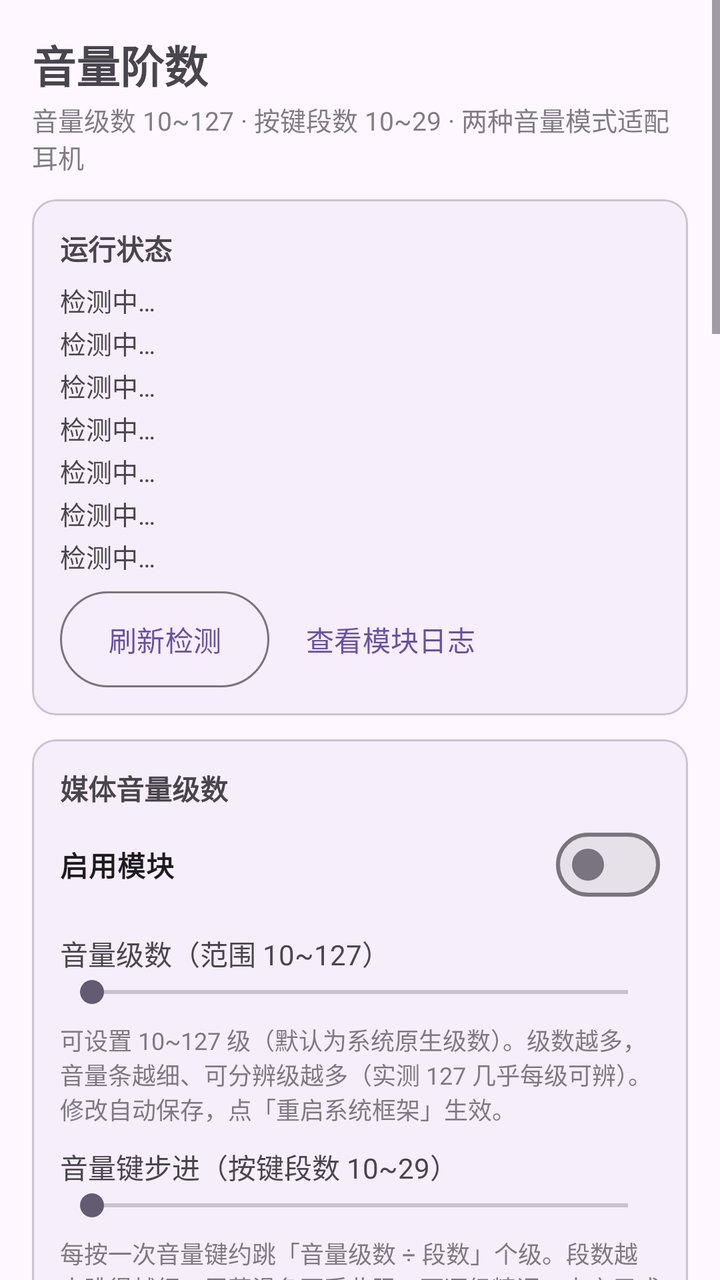
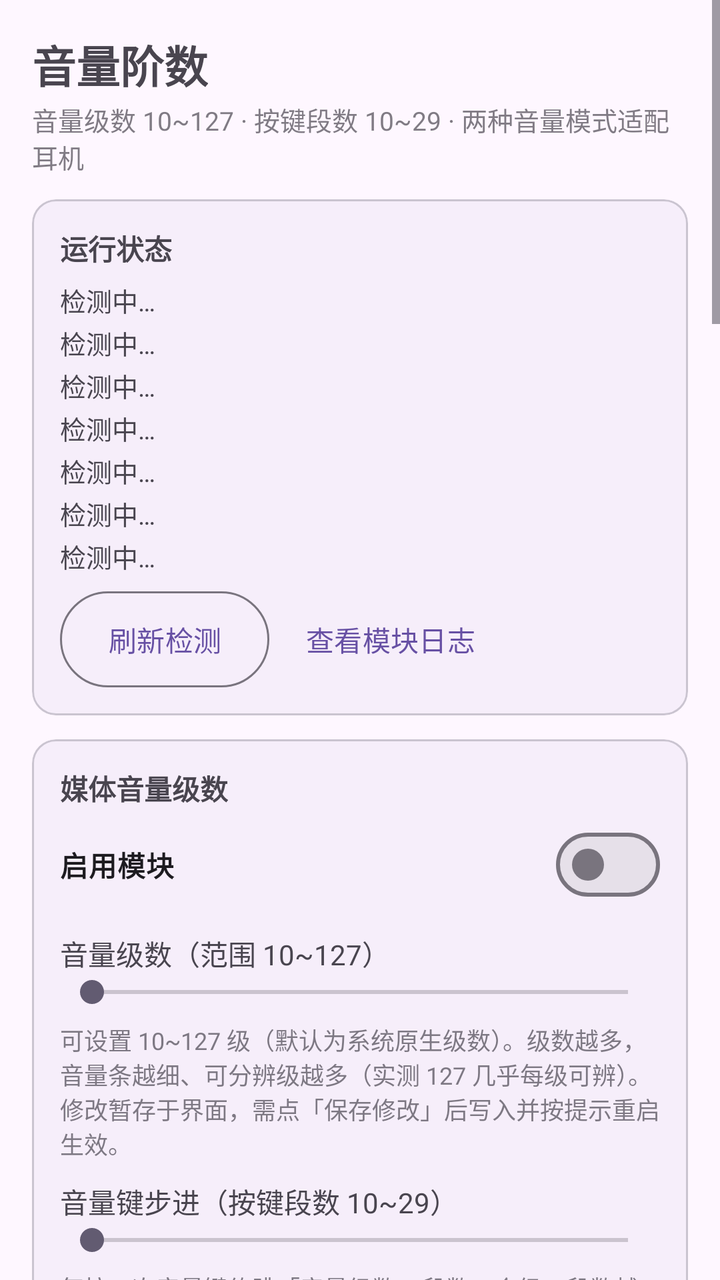

Compare the two renders of this Android layout. The source of the first and the diff that turns it into the second are given below.
<!-- AndroidManifest.xml: application theme Theme.VolumeControl -->
<!-- res/layout/activity_main.xml -->
<?xml version="1.0" encoding="utf-8"?>
<ScrollView xmlns:android="http://schemas.android.com/apk/res/android"
    xmlns:app="http://schemas.android.com/apk/res-auto"
    android:layout_width="match_parent"
    android:layout_height="match_parent"
    android:fitsSystemWindows="true"
    android:fillViewport="true">

    <LinearLayout
        android:layout_width="match_parent"
        android:layout_height="wrap_content"
        android:orientation="vertical"
        android:padding="16dp">

        <TextView
            android:layout_width="wrap_content"
            android:layout_height="wrap_content"
            android:text="@string/app_name"
            android:textSize="22sp"
            android:textStyle="bold" />

        <TextView
            android:layout_width="wrap_content"
            android:layout_height="wrap_content"
            android:layout_marginTop="2dp"
            android:alpha="0.7"
            android:text="@string/app_subtitle"
            android:textSize="13sp" />

        
        <com.google.android.material.card.MaterialCardView
            android:layout_width="match_parent"
            android:layout_height="wrap_content"
            android:layout_marginTop="12dp"
            app:cardCornerRadius="12dp"
            app:cardElevation="1dp">

            <LinearLayout
                android:layout_width="match_parent"
                android:layout_height="wrap_content"
                android:orientation="vertical"
                android:padding="14dp">

                <TextView
                    android:layout_width="wrap_content"
                    android:layout_height="wrap_content"
                    android:text="@string/sec_status"
                    android:textStyle="bold" />

                <TextView
                    android:id="@+id/tvStatusRoot"
                    android:layout_width="match_parent"
                    android:layout_height="wrap_content"
                    android:layout_marginTop="6dp"
                    android:text="@string/status_detecting"
                    android:textSize="13sp" />

                <TextView
                    android:id="@+id/tvStatusLsposed"
                    android:layout_width="match_parent"
                    android:layout_height="wrap_content"
                    android:layout_marginTop="2dp"
                    android:text="@string/status_detecting"
                    android:textSize="13sp" />

                <TextView
                    android:id="@+id/tvStatusVolume"
                    android:layout_width="match_parent"
                    android:layout_height="wrap_content"
                    android:layout_marginTop="2dp"
                    android:text="@string/status_detecting"
                    android:textSize="13sp" />

                <TextView
                    android:id="@+id/tvStatusModule"
                    android:layout_width="match_parent"
                    android:layout_height="wrap_content"
                    android:layout_marginTop="2dp"
                    android:text="@string/status_detecting"
                    android:textSize="13sp" />

                <TextView
                    android:id="@+id/tvStatusBt"
                    android:layout_width="match_parent"
                    android:layout_height="wrap_content"
                    android:layout_marginTop="2dp"
                    android:text="@string/status_detecting"
                    android:textSize="13sp" />

                <TextView
                    android:id="@+id/tvStatusConfig"
                    android:layout_width="match_parent"
                    android:layout_height="wrap_content"
                    android:layout_marginTop="2dp"
                    android:text="@string/status_detecting"
                    android:textSize="13sp" />

                <TextView
                    android:id="@+id/tvStatusAv"
                    android:layout_width="match_parent"
                    android:layout_height="wrap_content"
                    android:layout_marginTop="2dp"
                    android:text="@string/status_detecting"
                    android:textSize="13sp" />

                <LinearLayout
                    android:layout_width="match_parent"
                    android:layout_height="wrap_content"
                    android:layout_marginTop="8dp"
                    android:orientation="horizontal">

                    <com.google.android.material.button.MaterialButton
                        android:id="@+id/btnRefresh"
                        style="@style/Widget.Material3.Button.OutlinedButton"
                        android:layout_width="wrap_content"
                        android:layout_height="wrap_content"
                        android:insetTop="0dp"
                        android:insetBottom="0dp"
                        android:text="@string/btn_refresh" />

                    <com.google.android.material.button.MaterialButton
                        android:id="@+id/btnLogs"
                        style="@style/Widget.Material3.Button.TextButton"
                        android:layout_width="wrap_content"
                        android:layout_height="wrap_content"
                        android:layout_marginStart="6dp"
                        android:insetTop="0dp"
                        android:insetBottom="0dp"
                        android:text="@string/btn_logs" />
                </LinearLayout>
            </LinearLayout>
        </com.google.android.material.card.MaterialCardView>

        
        <com.google.android.material.card.MaterialCardView
            android:layout_width="match_parent"
            android:layout_height="wrap_content"
            android:layout_marginTop="12dp"
            app:cardCornerRadius="12dp"
            app:cardElevation="1dp">

            <LinearLayout
                android:layout_width="match_parent"
                android:layout_height="wrap_content"
                android:orientation="vertical"
                android:padding="14dp">

                <TextView
                    android:layout_width="wrap_content"
                    android:layout_height="wrap_content"
                    android:text="@string/sec_media"
                    android:textStyle="bold" />

                <com.google.android.material.materialswitch.MaterialSwitch
                    android:id="@+id/switchEnable"
                    android:layout_width="match_parent"
                    android:layout_height="wrap_content"
                    android:layout_marginTop="4dp"
                    android:text="@string/label_enable"
                    android:textStyle="bold" />

                <TextView
                    android:id="@+id/tvMediaSteps"
                    android:layout_width="match_parent"
                    android:layout_height="wrap_content"
                    android:layout_marginTop="10dp"
                    android:textSize="14sp"
                    android:text="@string/label_media_steps_default" />

                <SeekBar
                    android:id="@+id/seekMediaSteps"
                    android:layout_width="match_parent"
                    android:layout_height="wrap_content"
                    android:max="117" />

                <TextView
                    android:layout_width="match_parent"
                    android:layout_height="wrap_content"
                    android:layout_marginTop="6dp"
                    android:alpha="0.7"
                    android:text="@string/media_hint"
                    android:textSize="12sp" />

                <TextView
                    android:id="@+id/tvKeySteps"
                    android:layout_width="match_parent"
                    android:layout_height="wrap_content"
                    android:layout_marginTop="10dp"
                    android:textSize="14sp"
                    android:text="@string/label_key_steps_default" />

                <SeekBar
                    android:id="@+id/seekKeySteps"
                    android:layout_width="match_parent"
                    android:layout_height="wrap_content"
                    android:max="19" />

                <TextView
                    android:layout_width="match_parent"
                    android:layout_height="wrap_content"
                    android:layout_marginTop="6dp"
                    android:alpha="0.7"
                    android:text="@string/key_steps_hint"
                    android:textSize="12sp" />
            </LinearLayout>
        </com.google.android.material.card.MaterialCardView>

        
        <com.google.android.material.card.MaterialCardView
            android:layout_width="match_parent"
            android:layout_height="wrap_content"
            android:layout_marginTop="12dp"
            app:cardCornerRadius="12dp"
            app:cardElevation="1dp">

            <LinearLayout
                android:layout_width="match_parent"
                android:layout_height="wrap_content"
                android:orientation="vertical"
                android:padding="14dp">

                <TextView
                    android:layout_width="wrap_content"
                    android:layout_height="wrap_content"
                    android:text="@string/sec_bt_range"
                    android:textStyle="bold" />

                
                <com.google.android.material.chip.ChipGroup
                    android:id="@+id/chipGroupRange"
                    android:layout_width="match_parent"
                    android:layout_height="wrap_content"
                    android:layout_marginTop="10dp"
                    app:selectionRequired="true"
                    app:singleSelection="true">

                    <com.google.android.material.chip.Chip
                        android:id="@+id/chipModeA"
                        style="@style/Widget.Material3.Chip.Filter"
                        android:layout_width="wrap_content"
                        android:layout_height="wrap_content"
                        android:text="@string/tab_mode_a" />

                    <com.google.android.material.chip.Chip
                        android:id="@+id/chipModeB"
                        style="@style/Widget.Material3.Chip.Filter"
                        android:layout_width="wrap_content"
                        android:layout_height="wrap_content"
                        android:text="@string/tab_mode_b" />

                    <com.google.android.material.chip.Chip
                        android:id="@+id/chipWired"
                        style="@style/Widget.Material3.Chip.Filter"
                        android:layout_width="wrap_content"
                        android:layout_height="wrap_content"
                        android:text="@string/target_wired" />

                    <com.google.android.material.chip.Chip
                        android:id="@+id/chipDefault"
                        style="@style/Widget.Material3.Chip.Filter"
                        android:layout_width="wrap_content"
                        android:layout_height="wrap_content"
                        android:text="@string/tab_default" />
                </com.google.android.material.chip.ChipGroup>

                
                <LinearLayout
                    android:id="@+id/groupRangeEditor"
                    android:layout_width="match_parent"
                    android:layout_height="wrap_content"
                    android:orientation="vertical">

                    <TextView
                        android:id="@+id/tvSummary"
                        android:layout_width="match_parent"
                        android:layout_height="wrap_content"
                        android:layout_marginTop="10dp"
                        android:textSize="13sp" />

                    
                    <LinearLayout
                        android:id="@+id/groupRangeEditors"
                        android:layout_width="match_parent"
                        android:layout_height="wrap_content"
                        android:orientation="vertical">

                    <TextView
                        android:layout_width="wrap_content"
                        android:layout_height="wrap_content"
                        android:layout_marginTop="10dp"
                        android:text="@string/sec_curve"
                        android:textStyle="bold" />

                    <RadioGroup
                        android:id="@+id/radioCurveType"
                        android:layout_width="match_parent"
                        android:layout_height="wrap_content"
                        android:layout_marginTop="4dp"
                        android:orientation="vertical">

                        <RadioButton
                            android:id="@+id/radioCurveLog"
                            android:layout_width="match_parent"
                            android:layout_height="wrap_content"
                            android:minHeight="36dp"
                            android:text="@string/curve_log" />

                        <RadioButton
                            android:id="@+id/radioCurveLinear"
                            android:layout_width="match_parent"
                            android:layout_height="wrap_content"
                            android:minHeight="36dp"
                            android:text="@string/curve_linear" />

                        <RadioButton
                            android:id="@+id/radioCurveSqrt"
                            android:layout_width="match_parent"
                            android:layout_height="wrap_content"
                            android:minHeight="36dp"
                            android:text="@string/curve_sqrt" />
                    </RadioGroup>

                    <TextView
                        android:layout_width="match_parent"
                        android:layout_height="wrap_content"
                        android:layout_marginTop="2dp"
                        android:alpha="0.7"
                        android:text="@string/curve_hint"
                        android:textSize="12sp" />

                    <TextView
                        android:id="@+id/tvMinAbs"
                        android:layout_width="match_parent"
                        android:layout_height="wrap_content"
                        android:layout_marginTop="6dp"
                        android:textSize="14sp" />

                    <SeekBar
                        android:id="@+id/seekMinAbs"
                        android:layout_width="match_parent"
                        android:layout_height="wrap_content"
                        android:max="127" />

                    <TextView
                        android:id="@+id/tvMaxAbs"
                        android:layout_width="match_parent"
                        android:layout_height="wrap_content"
                        android:textSize="14sp" />

                    <SeekBar
                        android:id="@+id/seekMaxAbs"
                        android:layout_width="match_parent"
                        android:layout_height="wrap_content"
                        android:max="127" />

                    <TextView
                        android:id="@+id/tvRangeHint"
                        android:layout_width="match_parent"
                        android:layout_height="wrap_content"
                        android:alpha="0.7"
                        android:text="@string/range_hint"
                        android:textSize="12sp" />
                    </LinearLayout>

                    
                    <LinearLayout
                        android:id="@+id/groupRangePreview"
                        android:layout_width="match_parent"
                        android:layout_height="wrap_content"
                        android:orientation="vertical">

                    <com.xiefeihong.volumecontrol.CurveChartView
                        android:id="@+id/curveChart"
                        android:layout_width="match_parent"
                        android:layout_height="180dp"
                        android:layout_marginTop="8dp" />

                    <TextView
                        android:id="@+id/tvRangeMapping"
                        android:layout_width="match_parent"
                        android:layout_height="wrap_content"
                        android:layout_marginTop="10dp"
                        android:fontFamily="monospace"
                        android:textSize="11sp" />
                    </LinearLayout>
                </LinearLayout>
            </LinearLayout>
        </com.google.android.material.card.MaterialCardView>

        
        <com.google.android.material.card.MaterialCardView
            android:layout_width="match_parent"
            android:layout_height="wrap_content"
            android:layout_marginTop="12dp"
            app:cardCornerRadius="12dp"
            app:cardElevation="1dp">

            <LinearLayout
                android:layout_width="match_parent"
                android:layout_height="wrap_content"
                android:orientation="vertical"
                android:padding="14dp">

                <TextView
                    android:layout_width="wrap_content"
                    android:layout_height="wrap_content"
                    android:text="@string/sec_actions"
                    android:textStyle="bold" />

                <TextView
                    android:id="@+id/tvPending"
                    android:layout_width="match_parent"
                    android:layout_height="wrap_content"
                    android:layout_marginTop="6dp"
                    android:textSize="13sp" />

                <com.google.android.material.button.MaterialButton
                    android:id="@+id/btnRestartBt"
                    style="@style/Widget.Material3.Button.OutlinedButton"
                    android:layout_width="match_parent"
                    android:layout_height="wrap_content"
                    android:layout_marginTop="8dp"
                    android:text="@string/btn_restart_bt" />

                <com.google.android.material.button.MaterialButton
                    android:id="@+id/btnApplyRestart"
                    android:layout_width="match_parent"
                    android:layout_height="wrap_content"
                    android:layout_marginTop="6dp"
                    android:text="@string/btn_apply_restart" />

                <com.google.android.material.button.MaterialButton
                    android:id="@+id/btnReset"
                    style="@style/Widget.Material3.Button.OutlinedButton"
                    android:layout_width="match_parent"
                    android:layout_height="wrap_content"
                    android:layout_marginTop="6dp"
                    android:text="@string/btn_reset" />

                <TextView
                    android:layout_width="match_parent"
                    android:layout_height="wrap_content"
                    android:layout_marginTop="10dp"
                    android:alpha="0.7"
                    android:text="@string/ops_hint"
                    android:textSize="12sp" />
            </LinearLayout>
        </com.google.android.material.card.MaterialCardView>

        
        <com.google.android.material.card.MaterialCardView
            android:layout_width="match_parent"
            android:layout_height="wrap_content"
            android:layout_marginTop="12dp"
            android:layout_marginBottom="16dp"
            app:cardCornerRadius="12dp"
            app:cardElevation="1dp">

            <LinearLayout
                android:layout_width="match_parent"
                android:layout_height="wrap_content"
                android:orientation="vertical"
                android:padding="14dp">

                <TextView
                    android:layout_width="wrap_content"
                    android:layout_height="wrap_content"
                    android:text="@string/sec_guide"
                    android:textStyle="bold" />

                <TextView
                    android:layout_width="match_parent"
                    android:layout_height="wrap_content"
                    android:layout_marginTop="6dp"
                    android:lineSpacingExtra="3dp"
                    android:text="@string/guide_text"
                    android:textSize="13sp" />
            </LinearLayout>
        </com.google.android.material.card.MaterialCardView>
    </LinearLayout>
</ScrollView>
<!-- resources referenced by this layout -->
<resources>
  <string name="app_name">音量阶数</string>
  <string name="app_subtitle">音量级数 10~127 · 按键段数 10~29 · 两种音量模式适配耳机</string>
  <string name="btn_apply_restart">重启系统框架（音量级数修改后）</string>
  <string name="btn_logs">查看模块日志</string>
  <string name="btn_refresh">刷新检测</string>
  <string name="btn_reset">恢复系统默认（关闭模块）</string>
  <string name="btn_restart_bt">重启蓝牙 (模式/音量范围调整后)</string>
  <string name="curve_hint" formatted="false">选择档位到音量范围的映射分布；三者第 1 档=最小音量、最高档=最大音量。模式A/B 与耳机模式的曲线各自独立保存。</string>
  <string name="curve_linear">线性区间（每档等量）</string>
  <string name="curve_log">对数区间（等比倍增，默认）</string>
  <string name="curve_sqrt">平方根区间（低音量增强）</string>
  <string name="guide_text" formatted="false">1. 在 LSPosed 中启用本模块，然后重启系统框架（本页按钮即可）。\n
  2. 媒体音量级数：可设置 10~127 级（HyperOS 原生默认 15），级数即音量条的可分辨精度，只影响媒体流（音乐/视频）；修改级数后点「重启系统框架」，期间黑屏属正常现象。音量键步进（10~29 段）控制每按一次音量键跳过的级数（约＝级数÷段数），只影响按键、不影响屏幕拖动。\n
  3. 模式A（默认，保持绝对音量）：蓝牙耳机保持绝对音量控制，手机系统音量线性不变。档位经可选曲线（线性/对数/平方根）映射为 AVRCP 音量（0~127）：第 1 档=最小音量、最高档=最大音量；最小音量设为 0 时，第 1 档自动取最大音量约 15% 作为可闻下限（自适应耳机量程）。\n
  4. 模式B（低音量问题首选）：停用蓝牙绝对音量，由手机端软件衰减音频信号，耳机固定自身硬件音量；音量范围仅对蓝牙生效。\n
  5. 音量范围：蓝牙模式A/B 各自独立保存；插入有线耳机或使用外放时自动走「耳机模式」的独立范围（最小/最大/曲线），与蓝牙模式无关。\n
  6. 生效方式：修改自动保存。切换模式或调整音量范围后需点「重启蓝牙」生效；仅音量级数修改后需点「重启系统框架」（音量键步进即时生效）。\n
  7. 恢复默认：点「恢复系统默认」并重启生效；或在 LSPosed 中停用模块后重启手机。\n
  8. 排查：状态区查看「系统配置键」与媒体档位是否生效；点「查看模块日志」查看模块自写日志。</string>
  <string name="key_steps_hint">每按一次音量键约跳「音量级数 ÷ 段数」个级。段数越大跳得越细；屏幕滑条不受此限，可逐级精调。未启用或恢复默认时，步进段数默认等于手机默认音量级数。</string>
  <string name="label_enable">启用模块</string>
  <string name="label_key_steps_default">音量键步进（按键段数 10~29）</string>
  <string name="label_media_steps_default">音量级数（范围 10~127）</string>
  <string name="media_hint">可设置 10~127 级（默认为系统原生级数）。级数越多，音量条越细、可分辨级越多（实测 127 几乎每级可辨）。修改自动保存，点「重启系统框架」生效。</string>
  <string name="ops_hint">修改后自动保存。切换模式或调整音量范围后需点「重启蓝牙」；仅音量级数修改后需点「重启系统框架」（音量键步进即时生效）。</string>
  <string name="range_hint" formatted="false">蓝牙与有线耳机在本卡片顶部的选项卡间切换，各自保存独立的范围/曲线。蓝牙下模式A/B 又分别保存：模式A 为 AVRCP 映射，模式B 为手机端软件曲线衰减（均仅蓝牙）。插入有线耳机或使用外放时自动走「有线耳机」范围。</string>
  <string name="sec_actions">操作</string>
  <string name="sec_bt_range">音量范围</string>
  <string name="sec_curve">映射曲线</string>
  <string name="sec_guide">使用说明</string>
  <string name="sec_media">媒体音量级数</string>
  <string name="sec_status">运行状态</string>
  <string name="status_detecting">检测中…</string>
  <string name="tab_default">默认</string>
  <string name="tab_mode_a">蓝牙A</string>
  <string name="tab_mode_b">蓝牙B</string>
  <string name="target_wired">有线耳机</string>
  <style name="Theme.VolumeControl" parent="Theme.Material3.DayNight.NoActionBar" />
</resources>

<!-- the commit's change to res/layout/activity_main.xml (unified diff, before → after) -->
@@ -415,6 +415,13 @@
                     android:textSize="13sp" />
 
                 <com.google.android.material.button.MaterialButton
+                    android:id="@+id/btnSave"
+                    android:layout_width="match_parent"
+                    android:layout_height="wrap_content"
+                    android:layout_marginTop="8dp"
+                    android:text="@string/btn_save" />
+
+                <com.google.android.material.button.MaterialButton
                     android:id="@+id/btnRestartBt"
                     style="@style/Widget.Material3.Button.OutlinedButton"
                     android:layout_width="match_parent"
<!-- resource entries referenced after the edit -->
@@ -7,6 +7,7 @@
   <string name="btn_refresh">刷新检测</string>
   <string name="btn_reset">恢复系统默认（关闭模块）</string>
   <string name="btn_restart_bt">重启蓝牙 (模式/音量范围调整后)</string>
+  <string name="btn_save">保存修改</string>
   <string name="curve_hint" formatted="false">选择档位到音量范围的映射分布；三者第 1 档=最小音量、最高档=最大音量。模式A/B 与耳机模式的曲线各自独立保存。</string>
   <string name="curve_linear">线性区间（每档等量）</string>
   <string name="curve_log">对数区间（等比倍增，默认）</string>
@@ -23,8 +24,8 @@
   <string name="label_enable">启用模块</string>
   <string name="label_key_steps_default">音量键步进（按键段数 10~29）</string>
   <string name="label_media_steps_default">音量级数（范围 10~127）</string>
-  <string name="media_hint">可设置 10~127 级（默认为系统原生级数）。级数越多，音量条越细、可分辨级越多（实测 127 几乎每级可辨）。修改自动保存，点「重启系统框架」生效。</string>
-  <string name="ops_hint">修改后自动保存。切换模式或调整音量范围后需点「重启蓝牙」；仅音量级数修改后需点「重启系统框架」（音量键步进即时生效）。</string>
+  <string name="media_hint">可设置 10~127 级（默认为系统原生级数）。级数越多，音量条越细、可分辨级越多（实测 127 几乎每级可辨）。修改暂存于界面，需点「保存修改」后写入并按提示重启生效。</string>
+  <string name="ops_hint">修改只暂存于界面，需点「保存修改」才会写入并生效；确认框会列出改动，并按需询问是否立即重启蓝牙/系统框架。</string>
   <string name="range_hint" formatted="false">蓝牙与有线耳机在本卡片顶部的选项卡间切换，各自保存独立的范围/曲线。蓝牙下模式A/B 又分别保存：模式A 为 AVRCP 映射，模式B 为手机端软件曲线衰减（均仅蓝牙）。插入有线耳机或使用外放时自动走「有线耳机」范围。</string>
   <string name="sec_actions">操作</string>
   <string name="sec_bt_range">音量范围</string>
